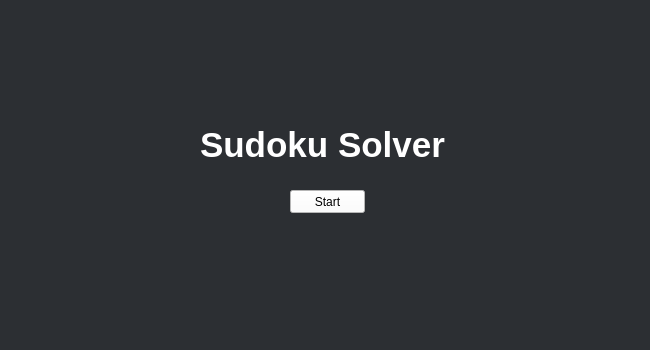
Old version of the form sudoku.ui in the repository TLiu-8/SudokuSolver.
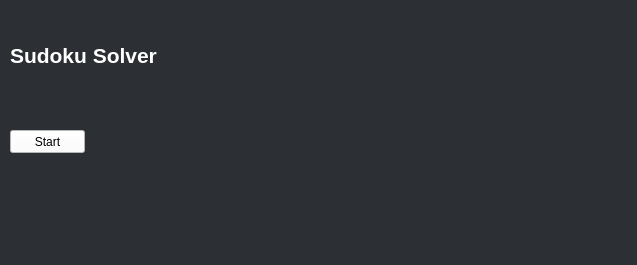
New version of the form.

Diff of the .ui file:
```diff
--- a/sudoku.ui
+++ b/sudoku.ui
@@ -6,8 +6,8 @@
    <rect>
     <x>0</x>
     <y>0</y>
-    <width>650</width>
-    <height>350</height>
+    <width>637</width>
+    <height>265</height>
    </rect>
   </property>
   <property name="windowTitle">
@@ -21,8 +21,8 @@
    <widget class="QLabel" name="label">
     <property name="geometry">
      <rect>
-      <x>200</x>
-      <y>120</y>
+      <x>10</x>
+      <y>30</y>
       <width>251</width>
       <height>51</height>
      </rect>
@@ -35,14 +35,14 @@
      </font>
     </property>
     <property name="text">
-     <string>&lt;html&gt;&lt;head/&gt;&lt;body&gt;&lt;p&gt;&lt;span style=&quot; color:#ffffff;&quot;&gt;Sudoku Solver&lt;/span&gt;&lt;/p&gt;&lt;/body&gt;&lt;/html&gt;</string>
+     <string>&lt;html&gt;&lt;head/&gt;&lt;body&gt;&lt;p&gt;&lt;span style=&quot; font-size:16pt; color:#ffffff;&quot;&gt;Sudoku Solver&lt;/span&gt;&lt;/p&gt;&lt;/body&gt;&lt;/html&gt;</string>
     </property>
    </widget>
    <widget class="QPushButton" name="pushButton">
     <property name="geometry">
      <rect>
-      <x>290</x>
-      <y>190</y>
+      <x>10</x>
+      <y>130</y>
       <width>75</width>
       <height>23</height>
      </rect>
```
Left out of the diff: 4 changed lines with no effect on the pictures.
